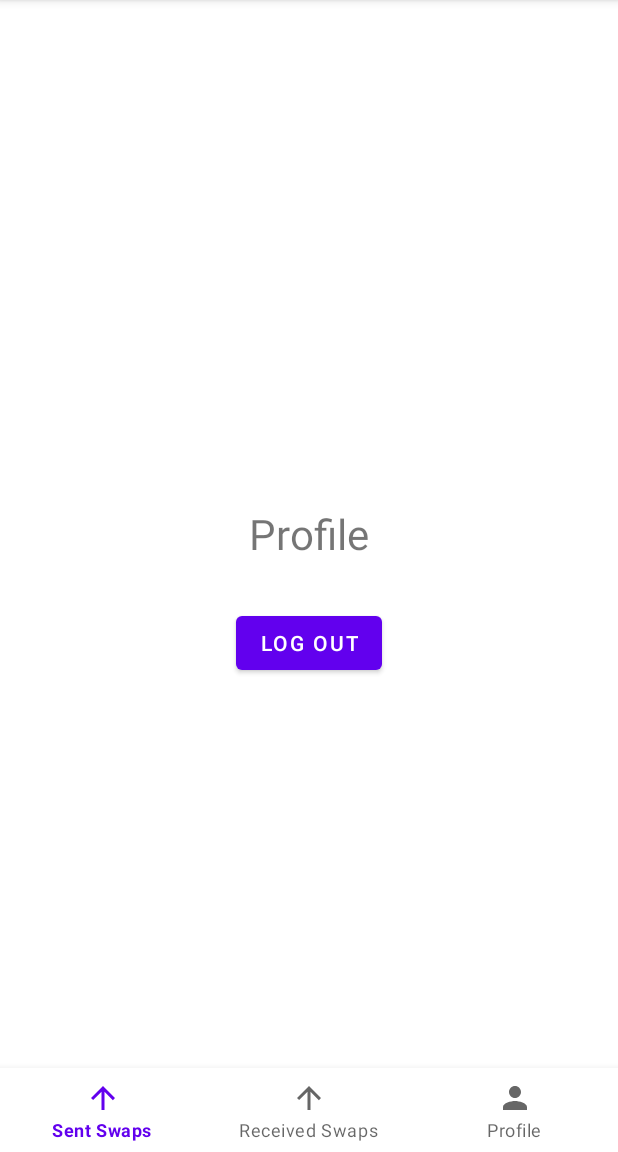
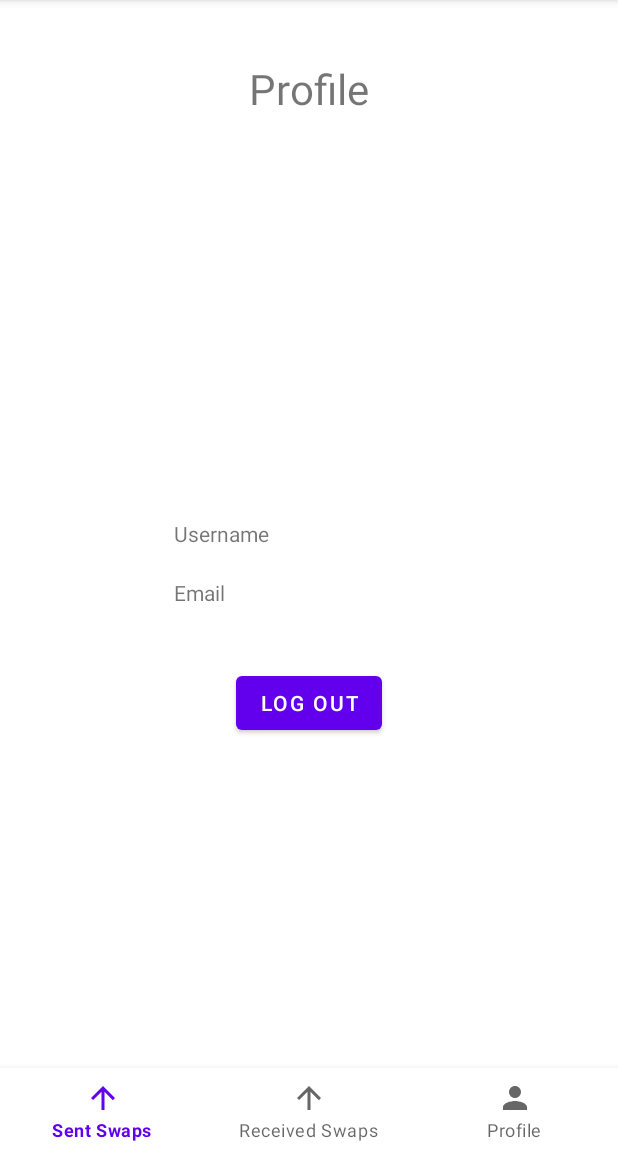
Before and after one commit to malikendsley/QuipSwap, an Android app: the fragment ProfileLoggedInFragment placed in its activity, on a phone screen of 412 x 824 dp, the part 84-1236 px from its top. Run offline under Robolectric (Android 15) with nearby library versions, the phone set to English and light mode, and no system bars; our stand-ins replace Firebase (no records; nobody signed in at launch, a user with empty details on screens opened directly); 2 statements that could not run were skipped.

Commit message:
Populate profile of signed in user, create additional schema

```diff
--- a/app/build.gradle
+++ b/app/build.gradle
@@ -36,6 +36,7 @@ dependencies {
     implementation 'com.google.firebase:firebase-analytics'
     implementation 'com.google.firebase:firebase-firestore'
     implementation 'com.google.firebase:firebase-auth'
+    implementation 'com.google.firebase:firebase-analytics'
 
     implementation 'androidx.appcompat:appcompat:1.4.1'
     implementation 'com.google.android.material:material:1.5.0'
--- a/app/src/main/java/com/malikendsley/quipswap/ProfileLoggedInFragment.java
+++ b/app/src/main/java/com/malikendsley/quipswap/ProfileLoggedInFragment.java
@@ -2,10 +2,12 @@ package com.malikendsley.quipswap;
 
 import android.content.Intent;
 import android.os.Bundle;
+import android.util.Log;
 import android.view.LayoutInflater;
 import android.view.View;
 import android.view.ViewGroup;
 import android.widget.Button;
+import android.widget.TextView;
 import android.widget.Toast;
 
 import androidx.annotation.NonNull;
@@ -13,14 +15,22 @@ import androidx.annotation.Nullable;
 import androidx.fragment.app.Fragment;
 
 import com.google.firebase.auth.FirebaseAuth;
+import com.google.firebase.database.DataSnapshot;
+import com.google.firebase.database.DatabaseError;
+import com.google.firebase.database.DatabaseReference;
+import com.google.firebase.database.FirebaseDatabase;
+import com.google.firebase.database.ValueEventListener;
+import com.malikendsley.firebaseutils.User;
+
+import java.util.Objects;
 
 
 public class ProfileLoggedInFragment extends Fragment {
 
     private static final String TAG = "Own";
 
-    private Button logoutButton;
-    private FirebaseAuth auth;
+    private final DatabaseReference mDatabase = FirebaseDatabase.getInstance().getReference();
+
 
     @Nullable
     @Override
@@ -32,17 +42,35 @@ public class ProfileLoggedInFragment extends Fragment {
     public void onViewCreated(@NonNull View view, @Nullable Bundle savedInstanceState) {
         super.onCreate(savedInstanceState);
 
-        auth = FirebaseAuth.getInstance();
-        logoutButton = requireView().findViewById(R.id.logOutButton);
 
-        logoutButton.setOnClickListener(new View.OnClickListener() {
+        FirebaseAuth mAuth = FirebaseAuth.getInstance();
+        Button logoutButton = requireView().findViewById(R.id.logOutButton);
+        TextView username = requireView().findViewById(R.id.usernameText);
+        TextView email = requireView().findViewById(R.id.emailText);
+
+        ValueEventListener profileListener = new ValueEventListener() {
             @Override
-            public void onClick(View view) {
-                FirebaseAuth.getInstance().signOut();
-                Toast.makeText(getActivity(), "Logged out", Toast.LENGTH_SHORT);
-                startActivity(new Intent(getActivity(), MainActivity.class));
-                getActivity().finish();
+            public void onDataChange(@NonNull DataSnapshot snapshot) {
+                User user = snapshot.getValue(User.class);
+                Log.i(TAG, "Data retrieved: " + user);
+                username.setText(user.username);
+                email.setText(user.email);
             }
+            @Override
+            public void onCancelled(@NonNull DatabaseError error) {
+                Log.w(TAG, "loadPost:onCancelled", error.toException());
+                Toast.makeText(getContext(), "ProfileLoggedInFragment: Failed to fetch profile data", Toast.LENGTH_SHORT).show();
+
+            }
+        };
+
+        mDatabase.child("Users").child(Objects.requireNonNull(mAuth.getUid())).addValueEventListener(profileListener);
+
+        logoutButton.setOnClickListener(view1 -> {
+            FirebaseAuth.getInstance().signOut();
+            Toast.makeText(getActivity(), "Logged out", Toast.LENGTH_SHORT).show();
+            startActivity(new Intent(getActivity(), MainActivity.class));
+            requireActivity().finish();
         });
 
 
--- a/app/src/main/java/com/malikendsley/quipswap/SignupActivity.java
+++ b/app/src/main/java/com/malikendsley/quipswap/SignupActivity.java
@@ -101,7 +101,7 @@ public class SignupActivity extends AppCompatActivity {
 
 
                         } else {
-                            String code = ((FirebaseAuthException) regTask.getException()).getErrorCode();
+                            String code = ((FirebaseAuthException) Objects.requireNonNull(regTask.getException())).getErrorCode();
                             Log.i(TAG, "SignupActivity: CreateUserWith failed");
                             Toast.makeText(SignupActivity.this, code, Toast.LENGTH_SHORT).show();
                         }
--- a/app/src/main/res/layout/fragment_logged_in_profile.xml
+++ b/app/src/main/res/layout/fragment_logged_in_profile.xml
@@ -7,18 +7,69 @@
     tools:context=".ProfileLoggedInFragment">
 
     <TextView
-        android:id="@+id/loggedintext"
+        android:id="@+id/loggedInText"
         android:layout_width="wrap_content"
         android:layout_height="wrap_content"
-        android:layout_centerInParent="true"
+        android:layout_marginTop="40dp"
+        android:layout_centerHorizontal="true"
         android:text="@string/profile"
         android:textSize="28sp" />
 
+    <LinearLayout
+        android:minWidth="200dp"
+        android:id="@+id/usernameGroup"
+        android:layout_width="wrap_content"
+        android:layout_height="wrap_content"
+        android:layout_centerInParent="true">
+
+        <TextView
+            android:minWidth="85dp"
+            android:id="@+id/usernameLabel"
+            android:layout_width="wrap_content"
+            android:layout_height="wrap_content"
+            android:text="@string/username"
+            android:padding="10dp"/>
+
+        <TextView
+            android:padding="10dp"
+            android:id="@+id/usernameText"
+            android:layout_width="match_parent"
+            android:layout_height="wrap_content"
+            />
+
+    </LinearLayout>
+
+    <LinearLayout
+        android:id="@+id/emailGroup"
+        android:layout_width="wrap_content"
+        android:layout_height="wrap_content"
+        android:layout_below="@id/usernameGroup"
+        android:layout_alignStart="@id/usernameGroup"
+        android:layout_centerInParent="true"
+        android:minWidth="200dp">
+
+        <TextView
+            android:minWidth="85dp"
+            android:id="@+id/emailLabel"
+            android:layout_width="wrap_content"
+            android:layout_height="wrap_content"
+            android:padding="10dp"
+            android:text="@string/email"
+            android:textAllCaps="false" />
+
+        <TextView
+            android:id="@+id/emailText"
+            android:layout_width="match_parent"
+            android:layout_height="wrap_content"
+            android:padding="10dp"
+            />
+
+    </LinearLayout>
     <Button
         android:id="@+id/logOutButton"
         android:layout_width="wrap_content"
         android:layout_height="wrap_content"
-        android:layout_below="@+id/loggedintext"
+        android:layout_below="@+id/emailGroup"
         android:layout_centerHorizontal="true"
         android:layout_centerVertical="false"
         android:layout_marginTop="30dp"
--- a/app/src/main/res/values/strings.xml
+++ b/app/src/main/res/values/strings.xml
@@ -1,14 +1,13 @@
 <resources>
     <string name="app_name">QuipSwap</string>
-    <!-- TODO: Remove or change this placeholder text -->
     <string name="profile">Profile</string>
     <string name="you_are_not_signed_in">You are not signed in.</string>
     <string name="sign_up">Sign Up</string>
-    <string name="email">email</string>
-    <string name="password">password</string>
+    <string name="email">Email</string>
+    <string name="password">Password</string>
     <string name="sign_in">Sign In</string>
     <string name="not_a_user">Not a user?</string>
     <string name="register">Register</string>
     <string name="log_out">Log Out</string>
-    <string name="username">username</string>
+    <string name="username">Username</string>
 </resources>
```
Also changed, not shown: app/src/main/java/com/malikendsley/firebaseutils/Friendship.java (added, +26 -0 lines), app/src/main/java/com/malikendsley/firebaseutils/Quip.java (added, +7 -0 lines), app/src/main/java/com/malikendsley/firebaseutils/SharedQuip.java (added, +20 -0 lines), app/src/main/java/com/malikendsley/firebaseutils/User.java (+3 -9 lines), app/src/main/java/com/malikendsley/quipswap/MainActivity.java (+3 -8 lines).
